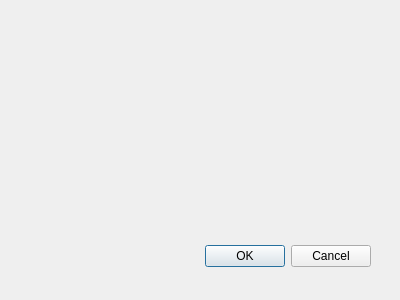
Old version of the form src/gui/ui/dlgcreatepassphrase.ui in the repository Open-Transactions/Moneychanger.
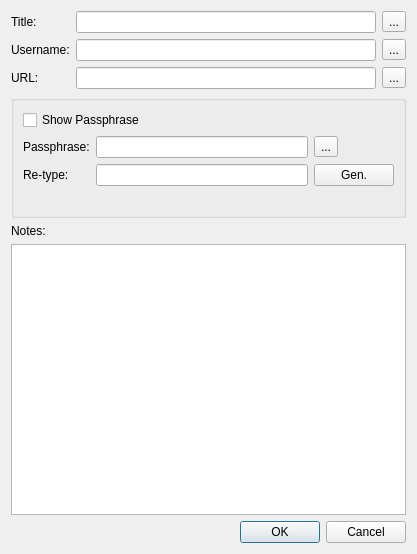
New version of the form. Icons and pictures are not drawn.

Commit message: Passphrase Manager dialog.

```diff
--- a/src/gui/ui/dlgcreatepassphrase.ui
+++ b/src/gui/ui/dlgcreatepassphrase.ui
@@ -8,29 +8,186 @@
    <rect>
     <x>0</x>
     <y>0</y>
-    <width>400</width>
-    <height>300</height>
+    <width>417</width>
+    <height>554</height>
    </rect>
   </property>
   <property name="windowTitle">
    <string>Dialog</string>
   </property>
-  <widget name="buttonBox" class="QDialogButtonBox">
-   <property name="geometry">
-    <rect>
-     <x>30</x>
-     <y>240</y>
-     <width>341</width>
-     <height>32</height>
-    </rect>
-   </property>
-   <property name="orientation">
-    <enum>Qt::Horizontal</enum>
-   </property>
-   <property name="standardButtons">
-    <set>QDialogButtonBox::Cancel|QDialogButtonBox::Ok</set>
-   </property>
-  </widget>
+  <layout class="QVBoxLayout" name="verticalLayout">
+   <item>
+    <layout class="QGridLayout" name="gridLayout_2">
+     <item row="0" column="0">
+      <widget class="QLabel" name="label">
+       <property name="text">
+        <string>Title:</string>
+       </property>
+      </widget>
+     </item>
+     <item row="0" column="1">
+      <widget class="QLineEdit" name="lineEditTitle"/>
+     </item>
+     <item row="0" column="2">
+      <widget class="QToolButton" name="toolButtonTitle">
+       <property name="toolTip">
+        <string>Copy title to clipboard.</string>
+       </property>
+       <property name="text">
+        <string>...</string>
+       </property>
+       <property name="icon">
+        <iconset resource="../resource.qrc">
+         <normaloff>:/icons/icons/Basic-Copy-icon.png</normaloff>:/icons/icons/Basic-Copy-icon.png</iconset>
+       </property>
+      </widget>
+     </item>
+     <item row="1" column="0">
+      <widget class="QLabel" name="label_2">
+       <property name="text">
+        <string>Username:</string>
+       </property>
+      </widget>
+     </item>
+     <item row="1" column="1">
+      <widget class="QLineEdit" name="lineEditUsername"/>
+     </item>
+     <item row="1" column="2">
+      <widget class="QToolButton" name="toolButtonUsername">
+       <property name="toolTip">
+        <string>Copy username to clipboard.</string>
+       </property>
+       <property name="text">
+        <string>...</string>
+       </property>
+       <property name="icon">
+        <iconset resource="../resource.qrc">
+         <normaloff>:/icons/icons/Basic-Copy-icon.png</normaloff>:/icons/icons/Basic-Copy-icon.png</iconset>
+       </property>
+      </widget>
+     </item>
+     <item row="2" column="0">
+      <widget class="QLabel" name="label_4">
+       <property name="text">
+        <string>URL:</string>
+       </property>
+      </widget>
+     </item>
+     <item row="2" column="1">
+      <widget class="QLineEdit" name="lineEditURL"/>
+     </item>
+     <item row="2" column="2">
+      <widget class="QToolButton" name="toolButtonURL">
+       <property name="toolTip">
+        <string>Copy URL to clipboard.</string>
+       </property>
+       <property name="text">
+        <string>...</string>
+       </property>
+       <property name="icon">
+        <iconset resource="../resource.qrc">
+         <normaloff>:/icons/icons/Basic-Copy-icon.png</normaloff>:/icons/icons/Basic-Copy-icon.png</iconset>
+       </property>
+      </widget>
+     </item>
+    </layout>
+   </item>
+   <item>
+    <widget class="QGroupBox" name="groupBox">
+     <property name="title">
+      <string/>
+     </property>
+     <layout class="QGridLayout" name="gridLayout">
+      <item row="0" column="0" colspan="2">
+       <widget class="QCheckBox" name="checkBox">
+        <property name="text">
+         <string>Show Passphrase</string>
+        </property>
+       </widget>
+      </item>
+      <item row="1" column="0">
+       <widget class="QLabel" name="label_3">
+        <property name="text">
+         <string>Passphrase:</string>
+        </property>
+       </widget>
+      </item>
+      <item row="1" column="1">
+       <widget class="QLineEdit" name="lineEditPassphrase">
+        <property name="echoMode">
+         <enum>QLineEdit::Password</enum>
+        </property>
+       </widget>
+      </item>
+      <item row="1" column="2">
+       <widget class="QToolButton" name="toolButtonPassphrase">
+        <property name="toolTip">
+         <string>Copy passphrase to clipboard.</string>
+        </property>
+        <property name="text">
+         <string>...</string>
+        </property>
+        <property name="icon">
+         <iconset resource="../resource.qrc">
+          <normaloff>:/icons/icons/Basic-Copy-icon.png</normaloff>:/icons/icons/Basic-Copy-icon.png</iconset>
+        </property>
+       </widget>
+      </item>
+      <item row="2" column="0">
+       <widget class="QLabel" name="label_6">
+        <property name="text">
+         <string>Re-type:</string>
+        </property>
+       </widget>
+      </item>
+      <item row="2" column="1">
+       <widget class="QLineEdit" name="lineEditRetype">
+        <property name="echoMode">
+         <enum>QLineEdit::Password</enum>
+        </property>
+       </widget>
+      </item>
+      <item row="2" column="2">
+       <widget class="QPushButton" name="pushButtonGenerate">
+        <property name="toolTip">
+         <string>Generate new passphrase.</string>
+        </property>
+        <property name="text">
+         <string>Gen.</string>
+        </property>
+       </widget>
+      </item>
+      <item row="3" column="1" colspan="2">
+       <widget class="QLabel" name="labelMatching">
+        <property name="text">
+         <string/>
+        </property>
+       </widget>
+      </item>
+     </layout>
+    </widget>
+   </item>
+   <item>
+    <widget class="QLabel" name="label_5">
+     <property name="text">
+      <string>Notes:</string>
+     </property>
+    </widget>
+   </item>
+   <item>
+    <widget class="QPlainTextEdit" name="plainTextEditNotes"/>
+   </item>
+   <item>
+    <widget class="QDialogButtonBox" name="buttonBox">
+     <property name="orientation">
+      <enum>Qt::Horizontal</enum>
+     </property>
+     <property name="standardButtons">
+      <set>QDialogButtonBox::Cancel|QDialogButtonBox::Ok</set>
+     </property>
+    </widget>
+   </item>
+  </layout>
  </widget>
  <pixmapfunction/>
  <resources/>
```
Left out of the diff: 11 changed lines with no effect on the pictures. The commit also changes 5 other files.
